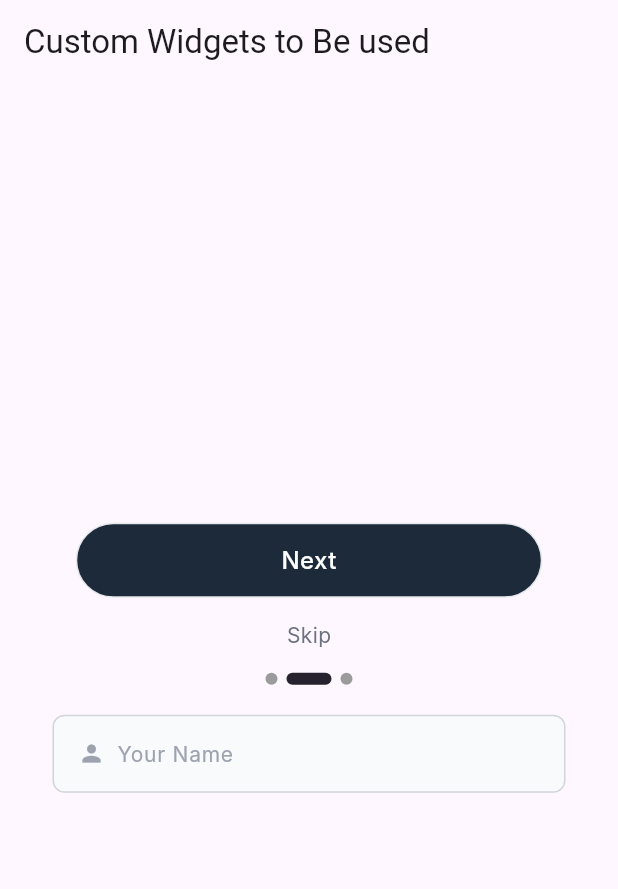
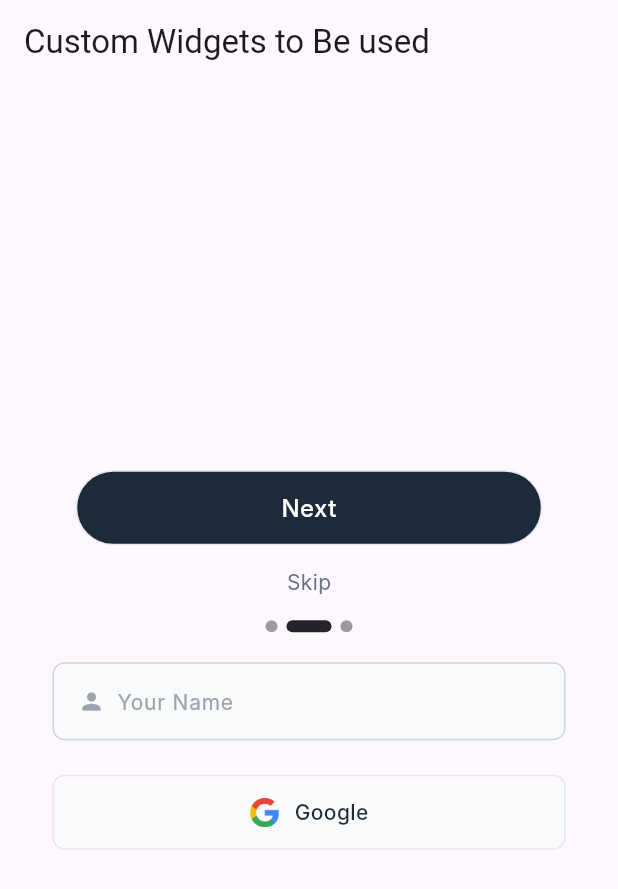
Before and after one commit to namiswanswan/mts-medicinetrackingsystem-, a Flutter app: the screen it shows after launch, on a phone screen of 412 x 824 dp. Shown: the top 889 px of the screen. Run offline on Flutter 3.47's test engine with Material 3 defaults, Android fonts, the phone set to English and light mode, and no system bars; our stand-ins replace smooth_page_indicator, table_calendar; Roboto replaces fonts that are missing (Inter).

Commit message:
Added Custom Social Button

```diff
--- a/lib/main.dart
+++ b/lib/main.dart
@@ -42,6 +42,10 @@ class Example extends StatelessWidget {
                   icon: Icons.person,
                   controller: TextEditingController(),
                 ),
+                SizedBox(height: 20),
+                SocialButton(buttonText: "Google", icon: Image.asset('assets/images/Google - Original.png'),onTap: (){
+                  Navigator.push(context, MaterialPageRoute(builder: (context)=>Home()));
+                },)
               ],
             ),
           )
--- a/lib/widgets.dart
+++ b/lib/widgets.dart
@@ -230,3 +230,77 @@ class CustomInputField extends StatelessWidget {
     );
   }
 }
+class SocialButton extends StatelessWidget {
+  final String buttonText;
+  final Widget icon;
+  final double width;
+  final double height;
+  final double iconSize;
+  final EdgeInsetsGeometry padding;
+  final Color backgroundColor;
+  final Color borderColor;
+  final double borderRadius;
+  final VoidCallback? onTap;
+
+  const SocialButton({
+    Key? key,
+    required this.buttonText,
+    required this.icon,
+    required this.onTap,
+    this.width = 342,
+    this.height = 50,
+    this.iconSize = 20,
+    this.padding = const EdgeInsets.symmetric(vertical: 10, horizontal: 19),
+    this.backgroundColor = const Color(0xFFF9FAFB),
+    this.borderColor = const Color(0xFFE5E7EB),
+    this.borderRadius = 8,
+  }) : super(key: key);
+
+  @override
+  Widget build(BuildContext context) {
+    return GestureDetector(
+      onTap: onTap,
+      child: Container(
+        width: width,
+        height: height,
+        padding: padding,
+        clipBehavior: Clip.antiAlias,
+        decoration: ShapeDecoration(
+          shape: RoundedRectangleBorder(
+            side: BorderSide(
+              width: 1,
+              color: borderColor,
+            ),
+            borderRadius: BorderRadius.circular(borderRadius),
+          ),
+          color: backgroundColor,
+        ),
+        child: Row(
+          mainAxisSize: MainAxisSize.min,
+          mainAxisAlignment: MainAxisAlignment.center,
+          crossAxisAlignment: CrossAxisAlignment.center,
+          children: [
+            Container(
+              width: iconSize,
+              height: iconSize,
+              clipBehavior: Clip.antiAlias,
+              decoration: BoxDecoration(),
+              child: icon,
+            ),
+            SizedBox(width: 10), // Add some space between icon and text
+            Text(
+              buttonText,
+              style: TextStyle(
+                color: Color(0xFF1C2A3A),
+                fontSize: 14,
+                fontFamily: 'Inter',
+                fontWeight: FontWeight.w500,
+                height: 0.11,
+              ),
+            ),
+          ],
+        ),
+      ),
+    );
+  }
+}
```
Also changed, not shown: assets/images/Google - Original.png (added).
